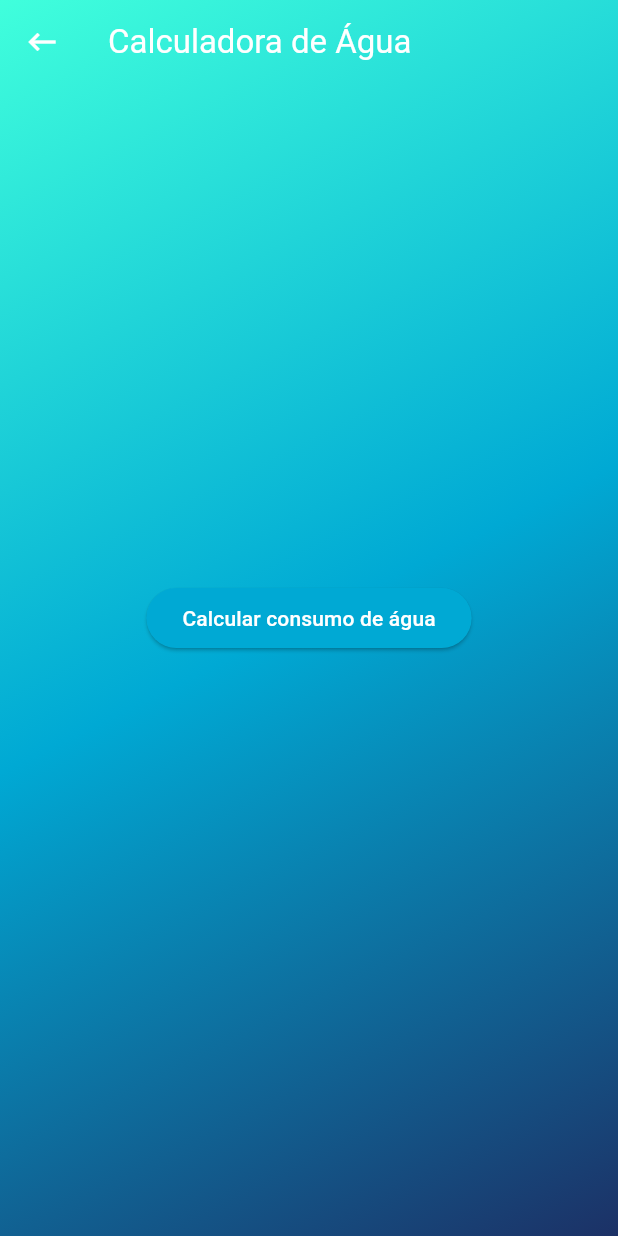
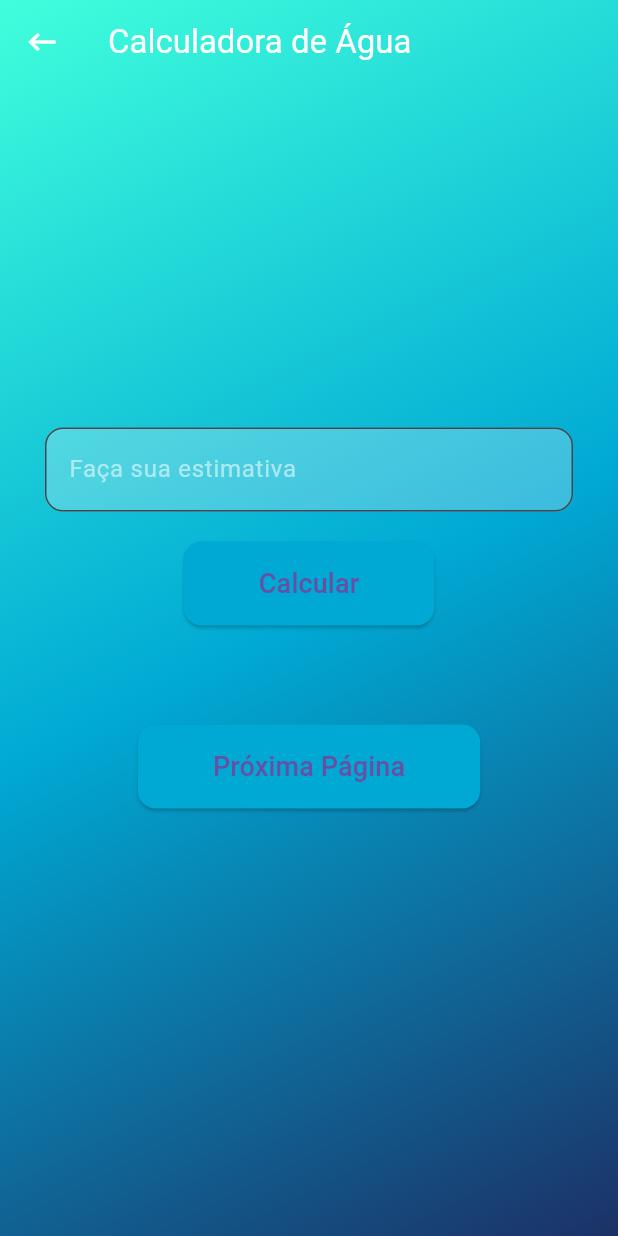
Before and after one commit to MiguelRBTT/WaterWiseApp, a Flutter app: the Calculator screen opened by its route, on a phone screen of 412 x 824 dp. Run offline on Flutter 3.47's test engine with Material 3 defaults, Android fonts, the phone set to English and light mode, and no system bars.

Commit message:
Finished calculator.dart

```diff
--- a/lib/calculator.dart
+++ b/lib/calculator.dart
@@ -1,81 +1,25 @@
 import 'package:flutter/material.dart';
 
-class Calculator extends StatelessWidget {
+class Calculator extends StatefulWidget {
   const Calculator({super.key});
 
   @override
-  Widget build(BuildContext context) {
-    return Scaffold(
-      extendBodyBehindAppBar: true,
-      appBar: AppBar(
-        leading: GestureDetector(
-          onTap: () {
-            Navigator.pop(context);
-          },
-          child: Icon(
-            Icons.keyboard_backspace,
-            color: Colors.white,
-          ),
-        ),
-        title: Text(
-          'Calculadora de Água',
-          style: TextStyle(color: Colors.white),
-        ),
-        backgroundColor: Colors.transparent,
-      ),
-      body: Container(
-        child: Padding(
-          padding: const EdgeInsets.all(16.0),
-          child: Center(
-            child: ElevatedButton(
-              style: ElevatedButton.styleFrom(
-                backgroundColor: Color(0xFF00A9D4),
-              ),
-              onPressed: () {
-                Navigator.push(
-                  context,
-                  MaterialPageRoute(
-                      builder: (context) => WaterCalculatorPage()),
-                );
-              },
-              child: Text('Calcular consumo de água',
-                  style: TextStyle(color: Colors.white)),
-            ),
-          ),
-        ),
-        decoration: const BoxDecoration(
-          gradient: LinearGradient(
-            begin: Alignment.topLeft,
-            end: Alignment.bottomRight,
-            colors: [
-              Color(0xFF40FFDC),
-              Color(0xFF00A9D4),
-              Color(0xFF1C3166),
-            ],
-          ),
-        ),
-      ),
-    );
-  }
+  _CalculatorState createState() => _CalculatorState();
 }
 
-class WaterCalculatorPage extends StatefulWidget {
-  @override
-  _WaterCalculatorPageState createState() => _WaterCalculatorPageState();
-}
-
-class _WaterCalculatorPageState extends State<WaterCalculatorPage> {
-  final _weightController = TextEditingController();
+class _CalculatorState extends State<Calculator> {
+  final TextEditingController _weightController = TextEditingController();
   String _result = '';
+  double?
+      qtd_drink; // Variável que irá armazenar a quantidade de água a ser bebida
 
   void _calculateWaterIntake() {
     final weight = double.tryParse(_weightController.text);
-    if (weight != null) {
-      final minWater = (weight * 35) / 1000; // em litros
-      final maxWater = (weight * 50) / 1000; // em litros
+    if (weight != null && weight > 0) {
+      qtd_drink = weight * 35; // Cálculo: 35 ml de água por kg de peso
       setState(() {
         _result =
-            'Você deve beber entre ${minWater.toStringAsFixed(2)} e ${maxWater.toStringAsFixed(2)} litros de água por dia.';
+            'Você deve beber ${qtd_drink!.toStringAsFixed(0)} ml de água por dia';
       });
     } else {
       setState(() {
@@ -93,62 +37,18 @@ class _WaterCalculatorPageState extends State<WaterCalculatorPage> {
           onTap: () {
             Navigator.pop(context);
           },
-          child: Icon(
+          child: const Icon(
             Icons.keyboard_backspace,
             color: Colors.white,
           ),
         ),
-        title: Text(
+        title: const Text(
           'Calculadora de Água',
           style: TextStyle(color: Colors.white),
         ),
         backgroundColor: Colors.transparent,
       ),
       body: Container(
-        child: Padding(
-          padding: const EdgeInsets.all(16.0),
-          child: Column(
-            mainAxisAlignment: MainAxisAlignment.center,
-            children: <Widget>[
-              TextField(
-                controller: _weightController,
-                keyboardType: TextInputType.number,
-                decoration: InputDecoration(
-                  labelText: 'Insira seu peso (kg)',
-                  border: OutlineInputBorder(),
-                ),
-              ),
-              SizedBox(height: 20),
-              ElevatedButton(
-                style: ElevatedButton.styleFrom(
-                  backgroundColor:
-                      Color(0xFF00A9D4), // Botão com a cor principal do tema
-                ),
-                onPressed: _calculateWaterIntake,
-                child: Text('Calcular', style: TextStyle(color: Colors.white)),
-              ),
-              SizedBox(height: 20),
-              Text(
-                _result,
-                textAlign: TextAlign.center,
-                style: TextStyle(
-                  fontSize: 18,
-                  color: Color(0xFF1C3166),
-                ),
-              ),
-              SizedBox(height: 20),
-              ElevatedButton(
-                style: ElevatedButton.styleFrom(
-                  backgroundColor: Color(0xFF40FFDC),
-                ),
-                onPressed: () {
-                  Navigator.pushNamed(context, '/calendar');
-                },
-                child: Text('Continuar', style: TextStyle(color: Colors.white)),
-              ),
-            ],
-          ),
-        ),
         decoration: const BoxDecoration(
           gradient: LinearGradient(
             begin: Alignment.topLeft,
@@ -160,6 +60,94 @@ class _WaterCalculatorPageState extends State<WaterCalculatorPage> {
             ],
           ),
         ),
+        child: Center(
+          child: Padding(
+            padding: const EdgeInsets.symmetric(horizontal: 30.0),
+            child: Column(
+              mainAxisAlignment: MainAxisAlignment.center,
+              children: [
+                // Campo para inserir o peso
+                TextField(
+                  controller: _weightController,
+                  keyboardType: TextInputType.number,
+                  decoration: const InputDecoration(
+                    labelText: 'Faça sua estimativa',
+                    labelStyle: TextStyle(color: Colors.white54),
+                    filled: true,
+                    fillColor: Colors.white24,
+                    border: OutlineInputBorder(
+                      borderRadius: BorderRadius.all(Radius.circular(12)),
+                    ),
+                  ),
+                  style: const TextStyle(color: Colors.white),
+                ),
+                const SizedBox(height: 20),
+                // Botão para calcular
+                ElevatedButton(
+                  onPressed: _calculateWaterIntake,
+                  style: ElevatedButton.styleFrom(
+                    backgroundColor: const Color(0xFF00A9D4),
+                    padding: const EdgeInsets.symmetric(
+                      horizontal: 50,
+                      vertical: 15,
+                    ),
+                    shape: RoundedRectangleBorder(
+                      borderRadius: BorderRadius.circular(12),
+                    ),
+                  ),
+                  child: const Text(
+                    'Calcular',
+                    style: TextStyle(fontSize: 18),
+                  ),
+                ),
+                const SizedBox(height: 20),
+                // Exibição do resultado
+                Text(
+                  _result,
+                  textAlign: TextAlign.center,
+                  style: const TextStyle(
+                    color: Colors.white,
+                    fontSize: 18,
+                  ),
+                ),
+                const SizedBox(height: 20),
+                // Botão para ir para a página do calendário
+                ElevatedButton(
+                  onPressed: () {
+                    if (qtd_drink != null) {
+                      // Navegar para a rota do calendário, passando qtd_drink como argumento
+                      Navigator.pushNamed(
+                        context,
+                        '/calendar',
+                        arguments: qtd_drink, // Passar qtd_drink como argumento
+                      );
+                    } else {
+                      ScaffoldMessenger.of(context).showSnackBar(
+                        const SnackBar(
+                          content: Text('Primeiro faça o cálculo.'),
+                        ),
+                      );
+                    }
+                  },
+                  style: ElevatedButton.styleFrom(
+                    backgroundColor: const Color(0xFF00A9D4),
+                    padding: const EdgeInsets.symmetric(
+                      horizontal: 50,
+                      vertical: 15,
+                    ),
+                    shape: RoundedRectangleBorder(
+                      borderRadius: BorderRadius.circular(12),
+                    ),
+                  ),
+                  child: const Text(
+                    'Próxima Página',
+                    style: TextStyle(fontSize: 18),
+                  ),
+                ),
+              ],
+            ),
+          ),
+        ),
       ),
     );
   }
```
